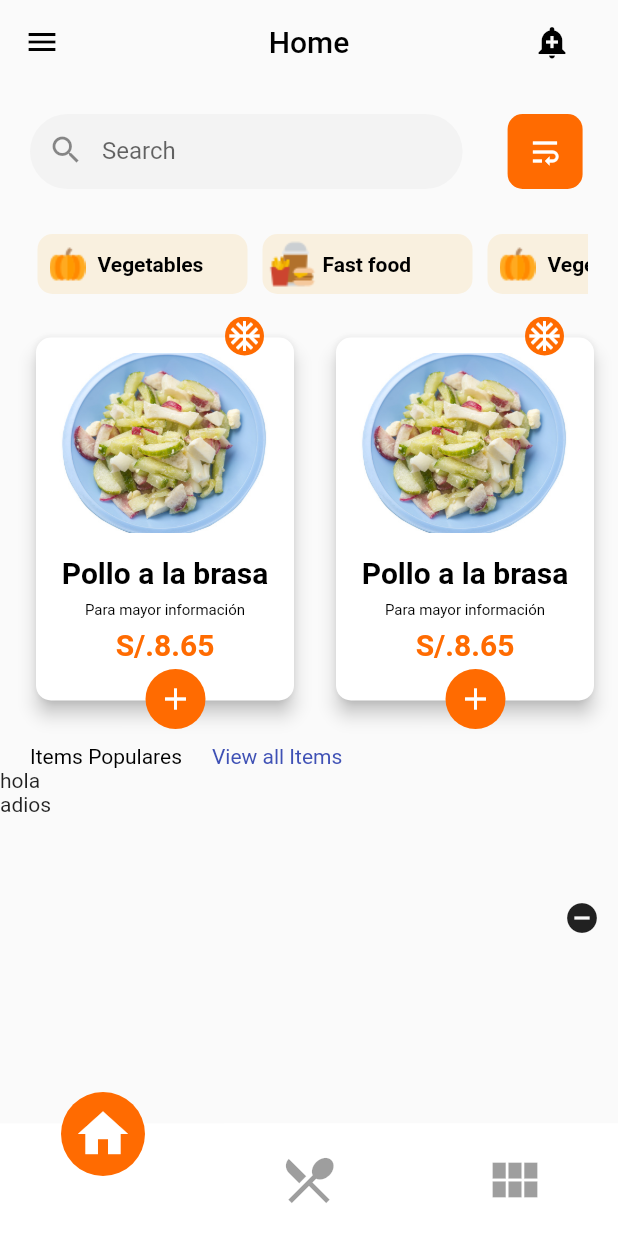
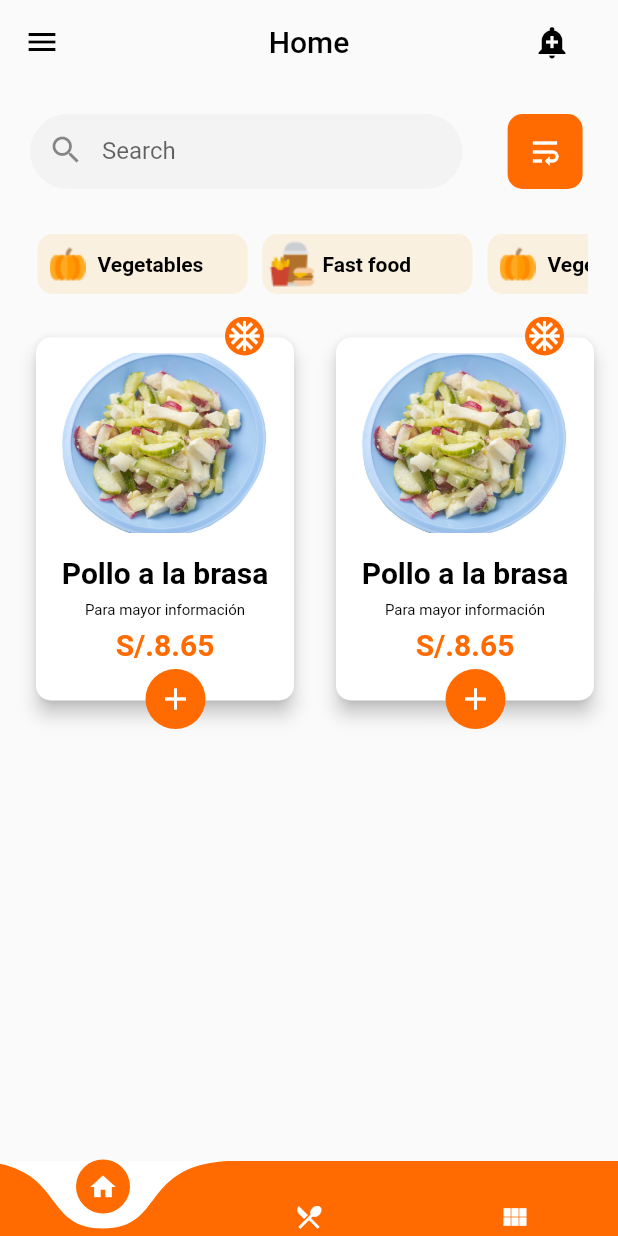
Before and after one commit to Arremal/FLUTTER_DELIVERY_MOV, a Flutter app: the home screen opened directly, on a phone screen of 412 x 824 dp. Run offline on Flutter 3.47's test engine with Material 2 defaults, Android fonts, the phone set to English and light mode, and no system bars; drawn by our look-alikes of curved_navigation_bar.

Commit message:
ultimos cambios :,v

```diff
--- a/lib/screens/Main/home.dart
+++ b/lib/screens/Main/home.dart
@@ -1,6 +1,9 @@
+
+
 import 'package:curved_navigation_bar/curved_navigation_bar.dart';
 import 'package:flutter/material.dart';
 import 'bodyn.dart';
+import '../Perfil/perfil.dart';
 class home extends StatefulWidget {
   @override
   _mainState createState() => _mainState();
@@ -11,14 +14,17 @@ class _mainState extends State<home> {
   Widget build(BuildContext context) {
     return Scaffold(
       bottomNavigationBar: CurvedNavigationBar(
-        backgroundColor:  Colors.white,
-        buttonBackgroundColor: Color(0xFFFF6B01),
-        color: Colors.white,
+        height: 50,
+        backgroundColor: Colors.white,
+        color: Color(0xFFFF6B01),
         items: <Widget>[
-          Icon(Icons.home, size: 40, color: Colors.white,
+          Icon(Icons.home, size: 20,
+            color: Colors.white,
           ),
-          Icon(Icons.local_dining, size: 40, color: Colors.black38,),
-          Icon(Icons.view_module, size: 40, color: Colors.black38,),
+          Icon(Icons.local_dining, size: 20,
+          color: Colors.white),
+          Icon(Icons.view_module, size: 20,
+          color: Colors.white,),
         ],
         onTap: (index) {
           //Handle button tap
@@ -38,6 +44,11 @@ class _mainState extends State<home> {
         leading: IconButton(
           icon: Icon(Icons.menu,
             color: Colors.black,),
+            onPressed: () {
+              Navigator.push(context, new MaterialPageRoute(
+                builder: (context) => Perfil()
+              ));
+            },
         ),
         actions: <Widget>[
           Padding(
@@ -74,7 +85,7 @@ class body1 extends StatelessWidget {
             child: horizontalList2,
           ),
           cardliston(),
-          letras()
+          // letras()
         ],
       ),
     );
@@ -558,7 +569,7 @@ class cardliston extends StatelessWidget {
     );
   }
 }
-
+/*
 class letras extends StatelessWidget {
   @override
   Widget build(BuildContext context) {
@@ -615,4 +626,4 @@ class bottomitems extends StatelessWidget {
   Widget build(BuildContext context) {
     return Container();
   }
-}
+}*/
--- /dev/null
+++ b/lib/screens/Perfil/perfil.dart
@@ -0,0 +1,18 @@
+import 'package:flutter/material.dart';
+import 'Header.dart';
+
+class Perfil extends StatefulWidget {
+
+  @override
+  _PerfilState createState() => _PerfilState();
+}
+
+class _PerfilState extends State<Perfil> {
+  List names = ["Cardiología",  "Neurología", "Odontología", "Cardiología",  "Neurología", "Odontología"];
+  @override
+  Widget build(BuildContext context) {
+    return MaterialApp(
+      home: Header(),
+    );
+  }
+}
--- a/lib/screens/Registro/dateField.dart
+++ b/lib/screens/Registro/dateField.dart
@@ -4,6 +4,7 @@ import 'package:intl/intl.dart';
 class TestPickerWidget extends StatefulWidget {
   @override
   _TestPickerWidgetState createState() => _TestPickerWidgetState();
+
 }
 
 class _TestPickerWidgetState extends State<TestPickerWidget> {
@@ -11,12 +12,13 @@ class _TestPickerWidgetState extends State<TestPickerWidget> {
   DateTime _selectedDate;
   TextEditingController _textEditingController = TextEditingController();
 
+
   @override
   Widget build(BuildContext context) {
     return Scaffold(
       body: Center(
         child: TextField(
-          focusNode: AlwaysDisabledFocusNode(),
+          focusNode:  AlwaysDisabledFocusNode(),
           controller: _textEditingController,
           onTap: () {
             _selectDate(context);
@@ -29,7 +31,7 @@ class _TestPickerWidgetState extends State<TestPickerWidget> {
   _selectDate(BuildContext context) async {
     DateTime newSelectedDate = await showDatePicker(
         context: context,
-
+          locale: const Locale("es", "ES"),
         initialDate: _selectedDate != null ? _selectedDate : DateTime.now(),
         firstDate: DateTime(2000),
         lastDate: DateTime(2040),
--- a/lib/screens/Registro/registro.dart
+++ b/lib/screens/Registro/registro.dart
@@ -1,6 +1,7 @@
 import 'package:flutter/material.dart';
 import 'package:flutter_delivery_mov/screens/Login/TextFieldWidget.dart';
 import 'package:flutter_delivery_mov/screens/Login/ButtonWidget.dart';
+import 'package:flutter_delivery_mov/screens/Login/login.dart';
 import 'dateField.dart';
 class Registro extends StatefulWidget {
   @override
@@ -73,7 +74,10 @@ class _RegistroState extends State<Registro> {
         Center(
             child: ButtonWidget(
               title: 'REGISTRARSE',
-              hasBorder: false
+              hasBorder: false,
+              onPressed: () {
+          Navigator.push(context, new MaterialPageRoute(builder: (context) => loginin()));
+        },
             )
           )
         ]
```
Also changed, not shown: lib/main.dart (+18 -3 lines), lib/screens/Login/ButtonWidget.dart (+7 -1 lines), lib/screens/Login/login.dart (+10 -2 lines), lib/screens/Perfil/Header.dart (added, +76 -0 lines), lib/screens/Perfil/container.dart (added, +80 -0 lines), pubspec.yaml (+8 -0 lines), assets/perfil.png (added), pubspec.lock.
